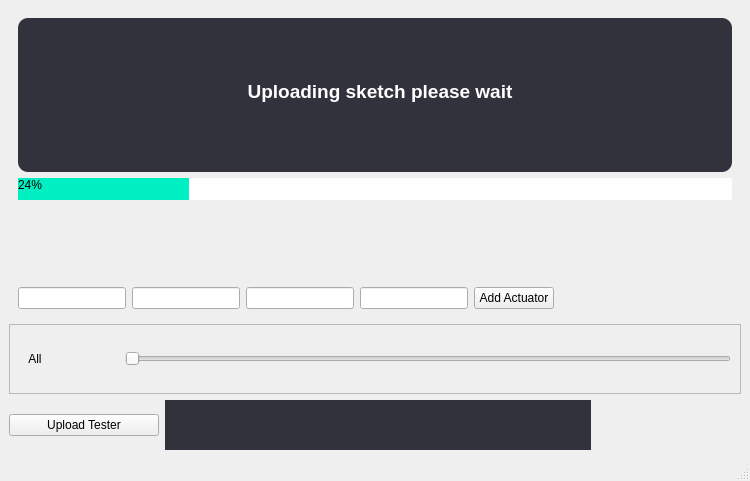
Old version of the form Ui/ActuatorUi.ui in the repository OrionAerospaceYT/SideKick.
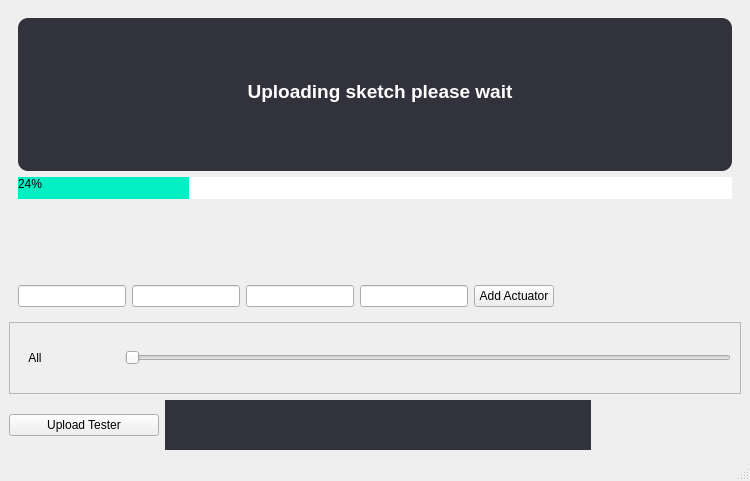
New version of the form. Icons and pictures are not drawn.

Patch:
```diff
--- a/Ui/ActuatorUi.ui
+++ b/Ui/ActuatorUi.ui
@@ -19,6 +19,38 @@
   <property name="windowTitle">
    <string>Actuator Test</string>
   </property>
+  <property name="styleSheet">
+   <string notr="true">QScrollBar
+{
+	width: 20px;
+	border:none;
+    border-radius: 10px;
+    background: #32323C;
+}
+QScrollBar::add-page, QScrollBar::sub-page 
+{
+	background-color: #32323C;
+}
+QScrollBar::add-line, QScrollBar::sub-line 
+{
+	background-color: #32323C;
+}
+QScrollBar::handle
+{
+	background-color: grey;
+	min-height: 30px;
+	border-radius: 10px;
+	border:none;
+}
+QScrollBar::up-arrow
+{
+	background: none;
+}
+QScrollBar::down-arrow
+{
+	background: none;
+}</string>
+  </property>
   <widget class="QWidget" name="centralwidget">
    <layout class="QVBoxLayout" name="verticalLayout">
     <item>
@@ -133,7 +165,7 @@
         <rect>
          <x>0</x>
          <y>0</y>
-         <width>713</width>
+         <width>730</width>
          <height>70</height>
         </rect>
        </property>
```
